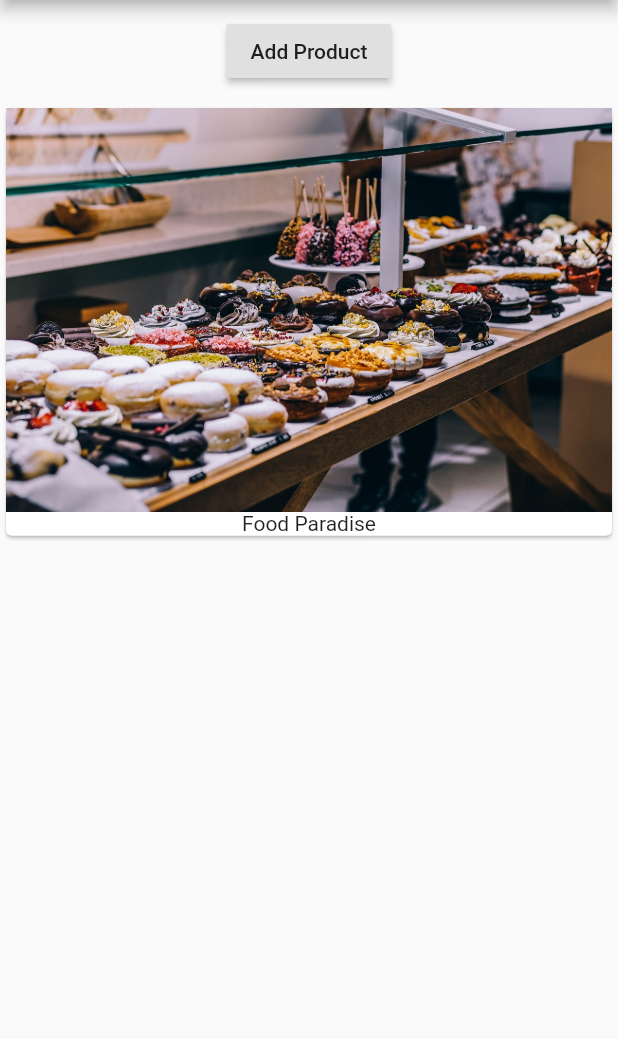
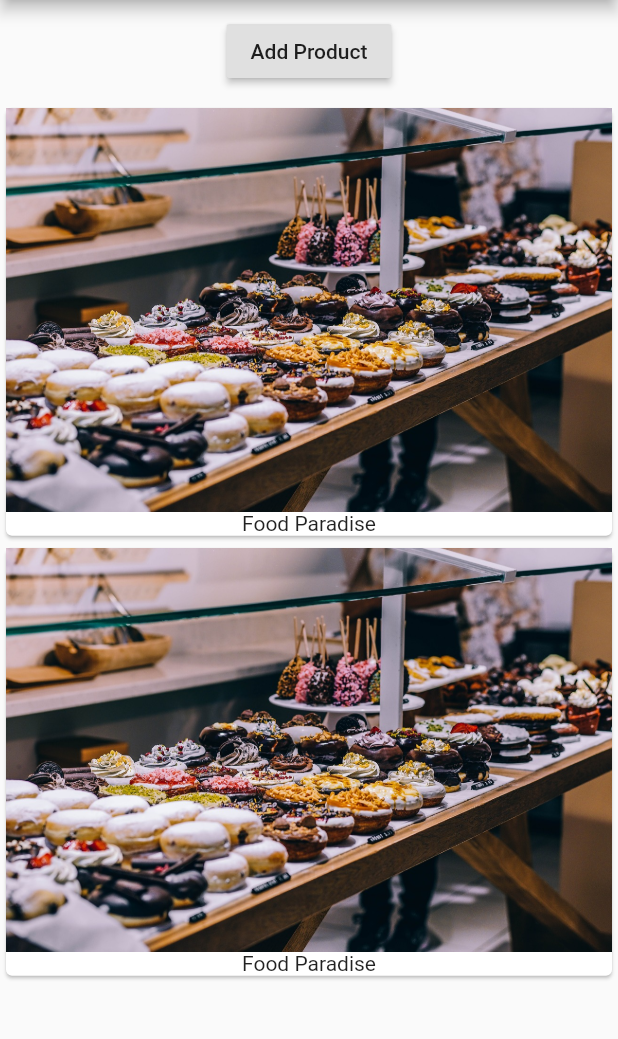
Before and after one commit to sahilmob/flutter-easy-list, a Flutter app: the screen it shows after launch, after a tap on "Add Product", on a phone screen of 412 x 824 dp, the part 84-1123 px from its top. Run offline on Flutter 3.47's test engine with Material 2 defaults, Android fonts, the phone set to English and light mode, and no system bars.

Commit message:
add logic to add new product

```diff
--- a/lib/main.dart
+++ b/lib/main.dart
@@ -24,8 +24,13 @@ class _MyAppState extends State<MyApp> {
           children: <Widget>[
             Container(
                 margin: EdgeInsets.all(10.0),
-                child:
-                    RaisedButton(child: Text('Add Product'), onPressed: () {})),
+                child: RaisedButton(
+                    child: Text('Add Product'),
+                    onPressed: () {
+                      setState(() {
+                        _products.add('Advanced Food Tester');
+                      });
+                    })),
             Column(
                 children: _products
                     .map((p) => Card(
```
